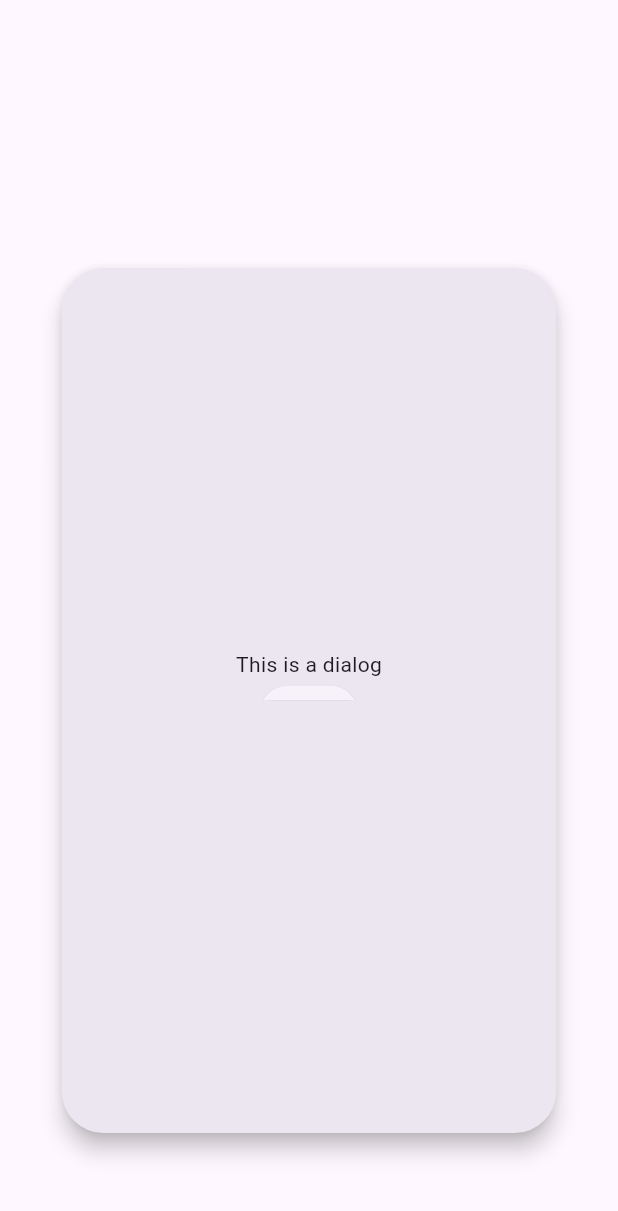
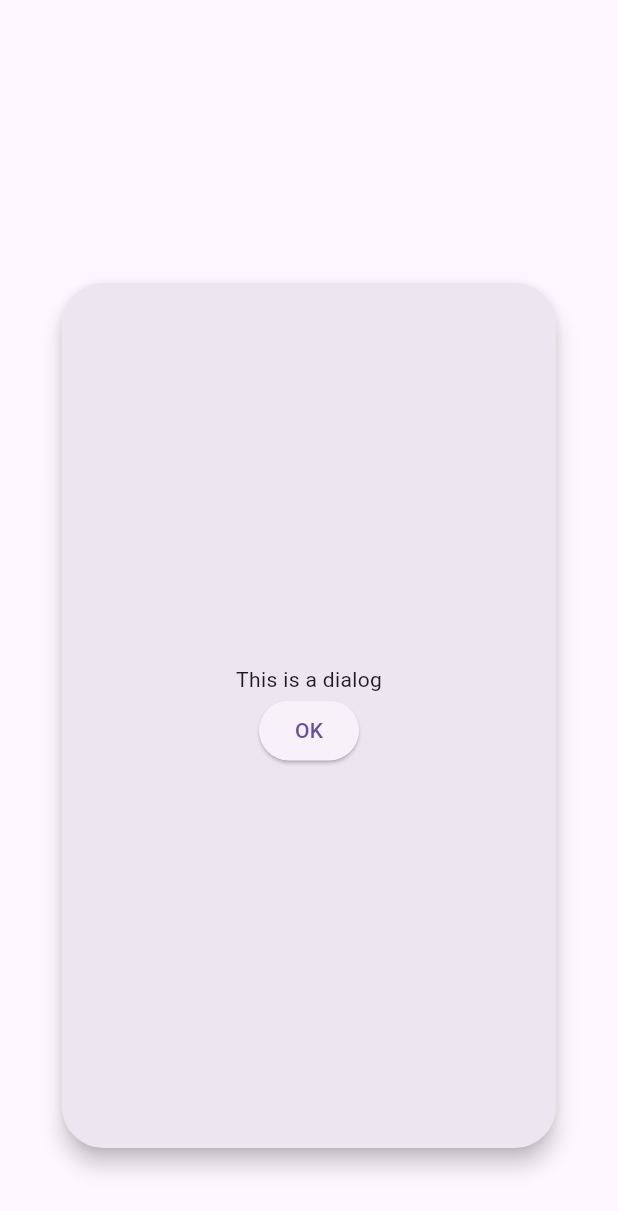
Before and after one commit to izasoerya/fluttermap_geojson_parser_tappable_line, a Flutter app: the ShowDialogPopUp widget shown alone on an empty page, opened directly, on a phone screen of 412 x 824 dp. Shown: the top 1211 px of the screen. Run offline on Flutter 3.47's test engine with Material 3 defaults, Android fonts, the phone set to English and light mode, and no system bars; our stand-ins replace flutter_map; missing offline and left inert: flutter_map_animations, flutter_map_geojson, flutter_map_tappable_polyline, geodesy.

Commit message:
Refactor popup dialog and maps API

```diff
--- a/lib/src/maps_page/screen/popup_dialog.dart
+++ b/lib/src/maps_page/screen/popup_dialog.dart
@@ -1,4 +1,3 @@
-import 'dart:math';
 import 'package:flutter/material.dart';
 
 class HalfCircleClipper extends CustomClipper<Path> {
@@ -23,12 +22,12 @@ class HalfCircleClipper extends CustomClipper<Path> {
 }
 
 class ShowDialogPopUp extends StatelessWidget {
-  const ShowDialogPopUp({Key? key}) : super(key: key);
+  const ShowDialogPopUp({super.key});
 
   @override
   Widget build(BuildContext context) {
     return Dialog(
-      insetPadding: EdgeInsets.only(top: 110),
+      insetPadding: const EdgeInsets.only(top: 130),
       shadowColor: Colors.black,
       child: Container(
         height: MediaQuery.of(context).size.height * 0.7,
@@ -36,20 +35,17 @@ class ShowDialogPopUp extends StatelessWidget {
         decoration: BoxDecoration(
           borderRadius: BorderRadius.circular(10),
         ),
-        child: ClipPath(
-          clipper: HalfCircleClipper(),
         child: Column(
           mainAxisAlignment: MainAxisAlignment.center,
           children: [
-              Text('This is a dialog'),
+            const Text('This is a dialog'),
             ElevatedButton(
               onPressed: () {
                 Navigator.of(context).pop();
               },
-                child: Text("OK"),
+              child: const Text("OK"),
             ),
           ],
-          ),
         ),
       ),
     );
--- a/lib/src/maps_page/widget/maps_api.dart
+++ b/lib/src/maps_page/widget/maps_api.dart
@@ -26,7 +26,7 @@ class MapsAPI extends StatefulWidget {
 
 class _MapsAPIState extends State<MapsAPI> with TickerProviderStateMixin {
   final mapController = MapController();
-  LatLng point_map = LatLng(-7.120362, 110.36734);
+  LatLng point_map = const LatLng(-7.120362, 110.36734);
   late final _animatedMapController = AnimatedMapController(
     vsync: this,
     duration: const Duration(milliseconds: 750),
```
Lines whose indentation alone changed are shown as unchanged.
